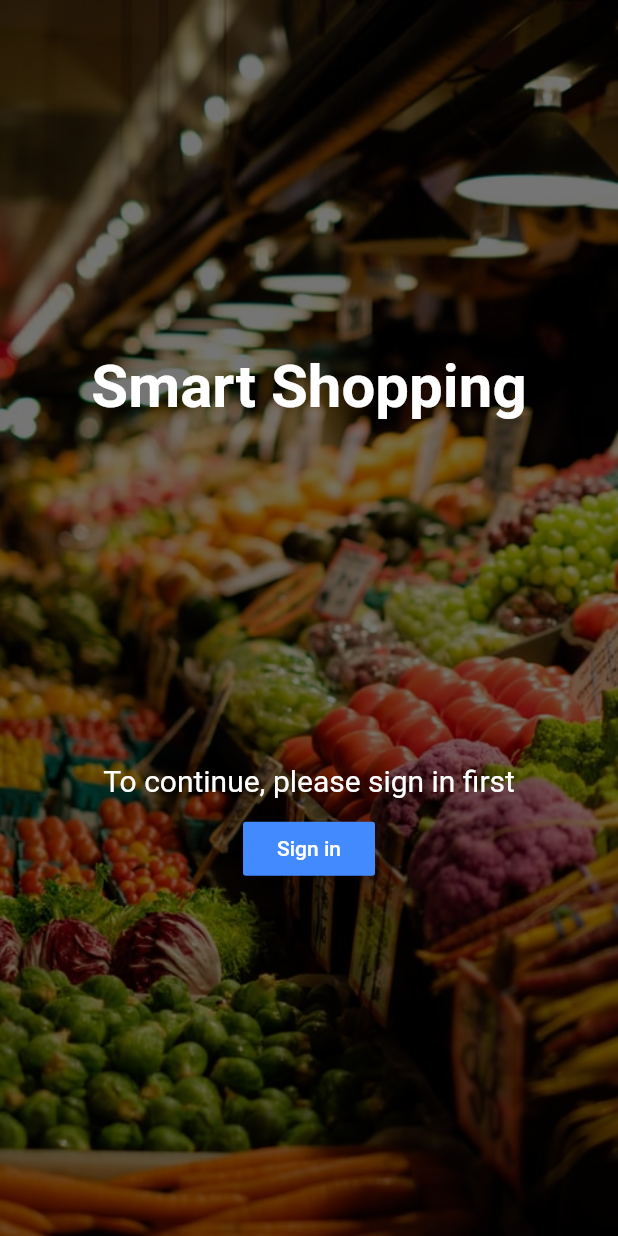
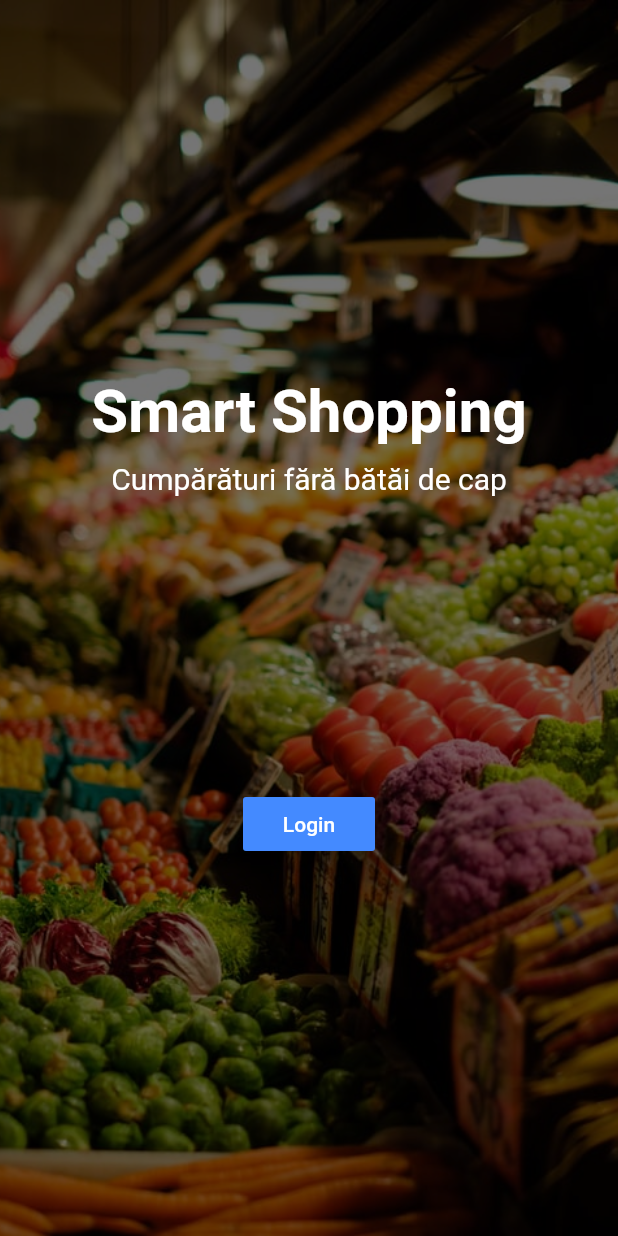
Before and after one commit to marvin89/smart_shopping, a Flutter app: the screen it shows after launch, on a phone screen of 412 x 824 dp. Run offline on Flutter 3.47's test engine with Material 2 defaults, Android fonts, the phone set to English and light mode, and no system bars; our stand-ins replace dio, fluro, flutter_mobx, flutter_typeahead, mobx; missing offline and left inert: dio_flutter_transformer, translator; generated files the repository leaves out were written again; statements that could not run were skipped.

Commit message:
chore(intent): enhance intents

```diff
--- a/lib/components/login_form.dart
+++ b/lib/components/login_form.dart
@@ -21,12 +21,14 @@ class _LoginFormState extends State<LoginForm> {
         mainAxisSize: MainAxisSize.min,
         children: <Widget>[
           TextFormField(
+            initialValue: 'user@domain.com',
             decoration: InputDecoration(labelText: 'E-mail'),
           ),
           TextFormField(
+            initialValue: 'SecretPassw0rd',
             obscureText: true,
             decoration: InputDecoration(
-              labelText: 'Password',
+              labelText: 'Parola',
             ),
           ),
           Container(
@@ -38,7 +40,7 @@ class _LoginFormState extends State<LoginForm> {
                 _user.setLoginState(true);
                 Navigator.pop(context);
               },
-              child: Text('Sign in'),
+              child: Text('Login'),
             ),
           ),
         ],
--- a/lib/config/http.dart
+++ b/lib/config/http.dart
@@ -2,7 +2,7 @@ import 'package:dio/dio.dart';
 import 'package:dio_flutter_transformer/dio_flutter_transformer.dart';
 
 BaseOptions options = new BaseOptions(
-  baseUrl: 'http://25.80.87.69:8080',
+  baseUrl: 'https://frozen-peak-93725.herokuapp.com/',
   connectTimeout: 5000,
   receiveTimeout: 3000,
 );
--- a/lib/pages/welcome.dart
+++ b/lib/pages/welcome.dart
@@ -18,7 +18,9 @@ class Welcome extends StatelessWidget {
             children: <Widget>[
               Container(
                 height: MediaQuery.of(context).size.height / 3,
-                child: Text(
+                child: Column(
+                  children: <Widget>[
+                    Text(
                       'Smart Shopping',
                       style: TextStyle(
                         color: Colors.white,
@@ -26,22 +28,24 @@ class Welcome extends StatelessWidget {
                         fontWeight: FontWeight.bold,
                       ),
                     ),
-              ),
                     Container(
-                margin: EdgeInsets.only(bottom: 10),
+                      margin: EdgeInsets.only(top: 10),
                       child: Text(
-                  'To continue, please sign in first',
+                        'Cumpărături fără bătăi de cap',
                         style: TextStyle(
                           fontSize: 20,
                           color: Colors.white,
                         ),
                       ),
                     ),
+                  ],
+                ),
+              ),
               RaisedButton(
                 elevation: 8,
                 color: Colors.blueAccent,
                 colorBrightness: Brightness.dark,
-                child: Text('Sign in'),
+                child: Text('Login'),
                 onPressed: () {
                   Navigator.pushNamed(context, 'login');
                 },
--- a/lib/state/user.dart
+++ b/lib/state/user.dart
@@ -37,8 +37,9 @@ abstract class UserBase with Store {
 }
 
 class ShoppingItem {
+  String id;
   String name;
   int amount;
 
-  ShoppingItem({this.name, this.amount}) : super();
+  ShoppingItem({this.id, this.name, this.amount}) : super();
 }
--- a/pubspec.yaml
+++ b/pubspec.yaml
@@ -29,6 +29,8 @@ dependencies:
   provider: ^2.0.1+1
   dio: ^3.0.6
   dio_flutter_transformer: ^3.0.2
+  flutter_typeahead: ^1.7.0
+  translator: ^0.1.2
 
 dev_dependencies:
   flutter_test:
```
Also changed, not shown: lib/pages/shopping_list.dart (+75 -30 lines), pubspec.lock. Lines whose indentation alone changed are shown as unchanged.
